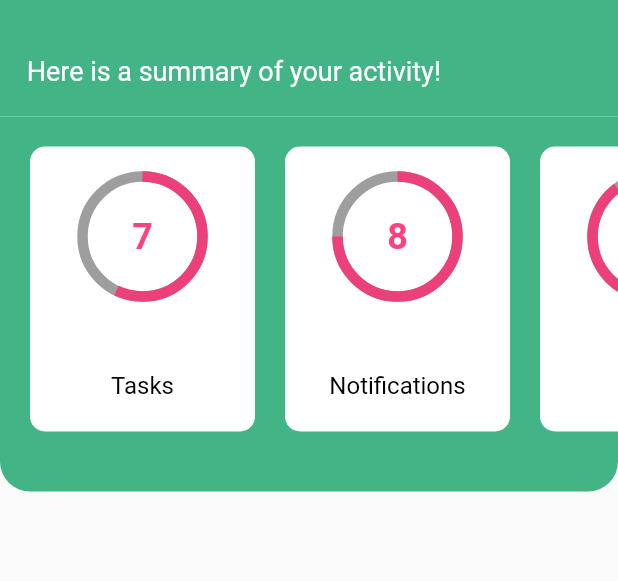
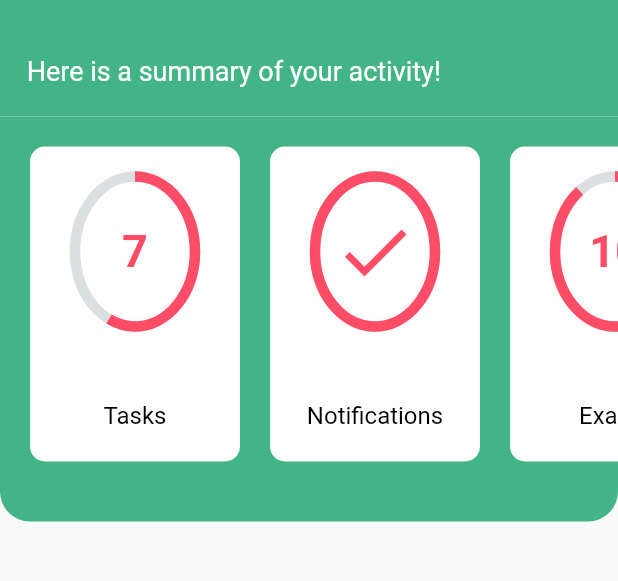
Before and after one commit to openmindsclub/Student-App, a Flutter app: the Dashboard screen opened by its route, on a phone screen of 412 x 824 dp, the part 59-640 px from its top. Run offline on Flutter 3.47's test engine with Material 2 defaults, Android fonts, the phone set to English and light mode, and no system bars.

Commit message:
activities color, size and onts

```diff
--- a/lib/menu_elements/category_scroller.dart
+++ b/lib/menu_elements/category_scroller.dart
@@ -10,15 +10,15 @@ class _CategoryScrollerState extends State<CategoryScroller> {
 
   List<Activity> activities = [
     Activity(activity: 'Tasks', totalActivities: 7, done: 4),
-    Activity(activity: 'Notifications', totalActivities: 8, done: 6),
+    Activity(activity: 'Notifications', totalActivities: 8, done: 8),
     Activity(activity: 'Exams', totalActivities: 10, done: 9)
   ];
 
   Widget activityTemplate(singleActivity) {
     return Container(
-      width: 150,
+      width: 140,
       margin: EdgeInsets.only(right: 20),
-      height: 190,
+      height: 210,
       decoration: BoxDecoration(
           color: Colors.white,
           borderRadius: BorderRadius.all(Radius.circular(10.0))),
@@ -28,17 +28,17 @@ class _CategoryScrollerState extends State<CategoryScroller> {
           crossAxisAlignment: CrossAxisAlignment.center,
           children: <Widget>[
             SizedBox(
-              height: 80,
+              height: 100,
               width: 80,
               child: Stack(
                 fit: StackFit.expand,
                 children: [
                   CircularProgressIndicator(
                     value: singleActivity.done / singleActivity.totalActivities,
-                    backgroundColor: Colors.grey,
+                    backgroundColor:  Color(0xffDADFE1),
                     strokeWidth: 7.0,
                     valueColor: new AlwaysStoppedAnimation<Color>(
-                        Colors.pink[400]),
+                        Color(0xffFF4C67)),
                   ),
                   Center(child: buildProgress(singleActivity)),
                 ],
@@ -80,7 +80,7 @@ Widget buildProgress(singleActivity) {
   if (singleActivity.isDone()) {
     return Icon(
       Icons.done,
-      color: Colors.green,
+      color: Color(0xffFF4C67),
       size: 56,
     );
   } else {
@@ -88,8 +88,8 @@ Widget buildProgress(singleActivity) {
       '${(singleActivity.totalActivities)}',
       style: TextStyle(
         fontWeight: FontWeight.bold,
-        color: Colors.pinkAccent,
-        fontSize: 24,
+        color: Color(0xffFF4C67),
+        fontSize: 30,
       ),
     );
   }
```
